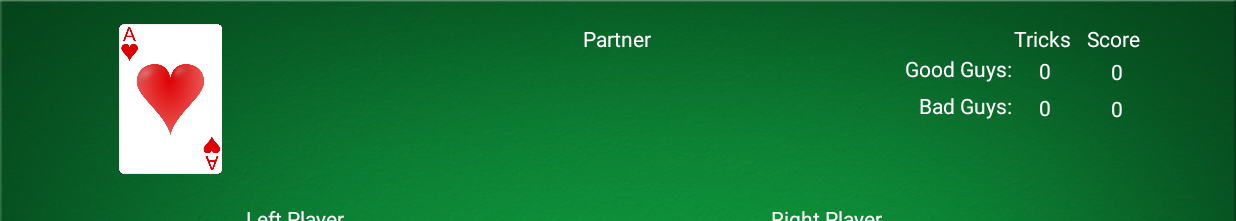
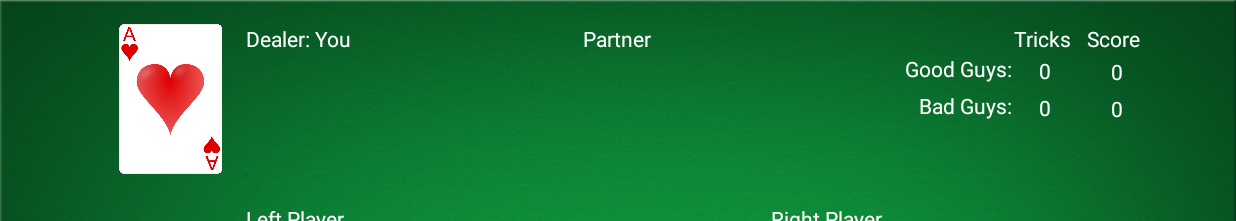
Before and after one commit to schlenkerc18/Euchre, an Android app: the GameActivity screen opened directly, with no data from a screen before it, on a phone screen of 824 x 412 dp (held sideways). Shown: the top 221 px of the screen. Run offline under Robolectric (Android 15) with nearby library versions, the phone set to English and light mode, and no system bars.

Commit message:
Added in dealer textview for UI

```diff
--- a/app/src/main/java/com/hfad/euchreai/GameActivity.java
+++ b/app/src/main/java/com/hfad/euchreai/GameActivity.java
@@ -25,7 +25,7 @@ import static com.hfad.euchreai.GameSetUp.score;
 public class GameActivity extends Activity {
 
     static ImageView iv_deck, iv_card1, iv_card2, iv_card3, iv_card4, iv_card5, iv_card6, iv_card7, iv_card8, iv_card9, iv_card10, trumpPicture;
-    static TextView textAboveHand, yourTricks, compTricks, yourScore, compScore;
+    static TextView textAboveHand, yourTricks, compTricks, yourScore, compScore, dealer;
     static Button pass_button3, pickup_button2, contWithGame, goAlone, notAlone;
     public static int[] score = new int[2];
     public static int[] tricks = new int[2];
@@ -67,6 +67,7 @@ public class GameActivity extends Activity {
         compScore = (TextView) findViewById(R.id.compScore);
         yourTricks = (TextView) findViewById(R.id.yourTricks);
         compTricks = (TextView) findViewById(R.id.compTricks);
+        dealer = (TextView) findViewById(R.id.dealer);
 
 
         //text that goes above hand
@@ -521,15 +522,19 @@ public class GameActivity extends Activity {
         String out = "";
         switch(GameSetUp.currentRound.dealer){
             case 0:
+                dealer.setText("Dealer: You");
                 //Toast.makeText(GameActivity.this, "You are dealing", Toast.LENGTH_LONG).show();
                 break;
             case 1:
+                dealer.setText("Dealer: Left Player");
                 //Toast.makeText(GameActivity.this, "Left is dealing", Toast.LENGTH_LONG).show();
                 break;
             case 2:
+                dealer.setText("Dealer: Top Player");
                 //Toast.makeText(GameActivity.this, "Top is dealing", Toast.LENGTH_LONG).show();
                 break;
             case 3:
+                dealer.setText("Dealer; Right Player");
                 //Toast.makeText(GameActivity.this, "Right is dealing", Toast.LENGTH_LONG).show();
                 break;
             default:
--- a/app/src/main/res/layout/activity_game.xml
+++ b/app/src/main/res/layout/activity_game.xml
@@ -18,6 +18,14 @@
         android:layout_alignParentTop="true"
         android:scaleType="centerInside"
         android:src="@drawable/card_back_red"/>
+
+    <TextView
+        android:id="@+id/dealer"
+        android:layout_width="wrap_content"
+        android:layout_height="wrap_content"
+        android:layout_toRightOf="@+id/iv_deck"
+        android:layout_alignParentTop="true"
+        android:textColor="@color/white"/>
 
     <TextView
         android:id="@+id/leftPlayer"
```
